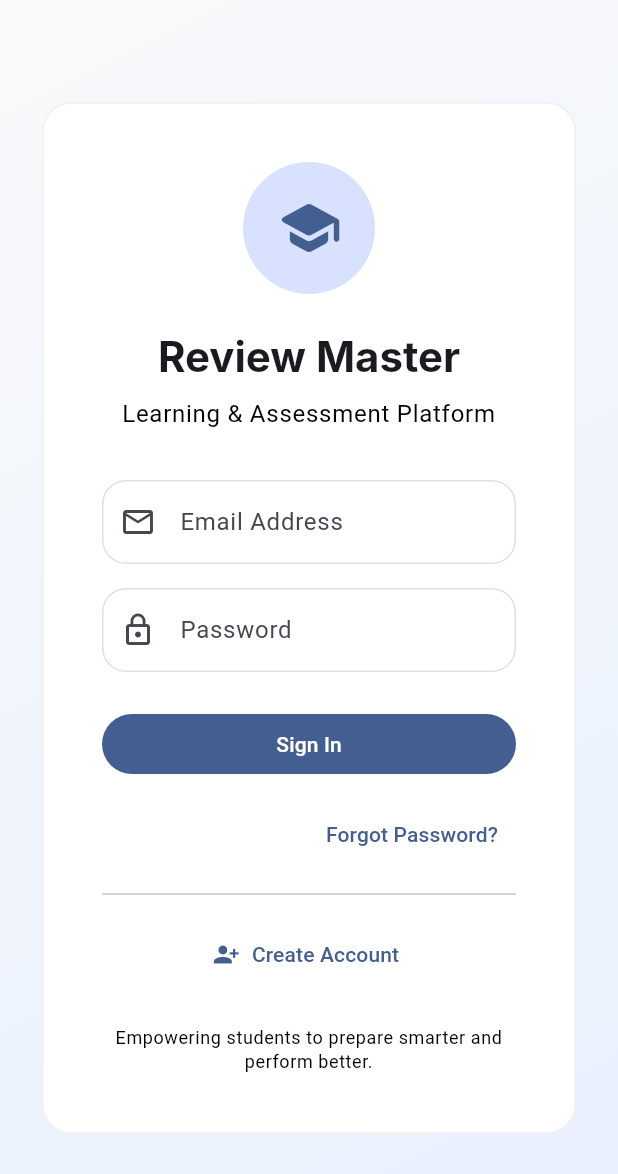
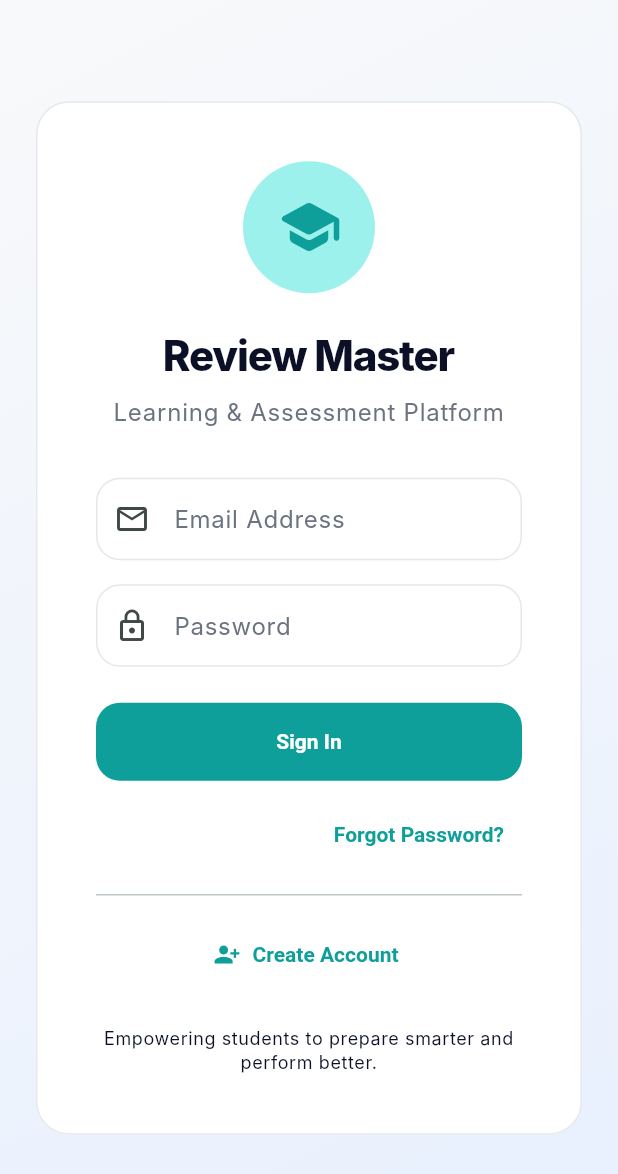
Before and after one commit to streamlinexx009-beep/review-master, a Flutter app: the screen it shows after launch, on a phone screen of 412 x 824 dp. Shown: the top 1174 px of the screen. Run offline on Flutter 3.47's test engine with Material 3 defaults, Android fonts, the light colour scheme and no system bars; our stand-ins replace file_picker, fl_chart, flutter_riverpod, go_router, supabase_flutter; missing offline and left inert: syncfusion_flutter_pdfviewer; accounts and stored records are empty; Roboto replaces fonts that are missing (Inter).

Commit message:
Apply refreshed product theme

```diff
--- a/lib/core/theme/app_theme.dart
+++ b/lib/core/theme/app_theme.dart
@@ -8,148 +8,116 @@ class AppTheme {
 
   static ThemeData light() {
     final scheme = ColorScheme.fromSeed(
-      seedColor: const Color(0xFF1A73E8),
+      seedColor: AppColors.primary,
       brightness: Brightness.light,
+    ).copyWith(
+      primary: AppColors.primary,
+      secondary: AppColors.secondary,
+      surface: AppColors.surface,
+      error: AppColors.error,
+    );
+
+    final baseTextTheme = Typography.material2021().black.apply(
+          fontFamily: AppTypography.fontFamily,
+          bodyColor: AppColors.text,
+          displayColor: AppColors.text,
         );
 
     return ThemeData(
       useMaterial3: true,
-
-      fontFamily:
-          AppTypography.fontFamily,
-
+      fontFamily: AppTypography.fontFamily,
       colorScheme: scheme,
-
-      scaffoldBackgroundColor:
-          const Color(0xFFF8F9FA),
-
+      scaffoldBackgroundColor: AppColors.background,
+      dividerColor: AppColors.border,
       appBarTheme: const AppBarTheme(
-        backgroundColor:
-            Colors.transparent,
+        backgroundColor: Colors.transparent,
+        surfaceTintColor: Colors.transparent,
         elevation: 0,
         centerTitle: false,
+        foregroundColor: AppColors.text,
       ),
-
-      navigationRailTheme:
-          NavigationRailThemeData(
-        backgroundColor:
-            Colors.white,
-        indicatorColor:
-            scheme.primaryContainer,
-        selectedIconTheme:
-            IconThemeData(
-          color: scheme.primary,
-        ),
-        selectedLabelTextStyle:
-            TextStyle(
-          color: scheme.primary,
-          fontWeight: FontWeight.w600,
+      cardTheme: CardThemeData(
+        elevation: 0,
+        color: AppColors.surface,
+        surfaceTintColor: Colors.transparent,
+        margin: EdgeInsets.zero,
+        shape: RoundedRectangleBorder(
+          borderRadius: BorderRadius.circular(22),
+          side: const BorderSide(color: AppColors.border),
         ),
       ),
-
-      cardTheme: CardThemeData(
-        elevation: 0,
-        color: Colors.white,
-        surfaceTintColor:
-            Colors.transparent,
-        shape: RoundedRectangleBorder(
-          borderRadius:
-              BorderRadius.circular(20),
-          side: BorderSide(
-            color:
-                Colors.grey.shade200,
+      inputDecorationTheme: InputDecorationTheme(
+        filled: true,
+        fillColor: AppColors.surface,
+        hintStyle: const TextStyle(color: AppColors.textMuted),
+        labelStyle: const TextStyle(color: AppColors.textMuted),
+        contentPadding: const EdgeInsets.symmetric(horizontal: 18, vertical: 16),
+        border: OutlineInputBorder(
+          borderRadius: BorderRadius.circular(16),
+          borderSide: BorderSide.none,
+        ),
+        enabledBorder: OutlineInputBorder(
+          borderRadius: BorderRadius.circular(16),
+          borderSide: const BorderSide(color: AppColors.border),
+        ),
+        focusedBorder: OutlineInputBorder(
+          borderRadius: BorderRadius.circular(16),
+          borderSide: const BorderSide(color: AppColors.primary, width: 1.5),
         ),
       ),
-      ),
-
-      inputDecorationTheme:
-          InputDecorationTheme(
-        filled: true,
-        fillColor: Colors.white,
-
-        contentPadding:
-            const EdgeInsets.symmetric(
-          horizontal: 16,
-          vertical: 16,
-        ),
-
-        border: OutlineInputBorder(
-          borderRadius:
-              BorderRadius.circular(
-            16,
-          ),
-          borderSide:
-              BorderSide.none,
-        ),
-
-        enabledBorder:
-            OutlineInputBorder(
-          borderRadius:
-              BorderRadius.circular(
-            16,
-          ),
-          borderSide: BorderSide(
-            color:
-                Colors.grey.shade300,
+      filledButtonTheme: FilledButtonThemeData(
+        style: FilledButton.styleFrom(
+          minimumSize: const Size(120, 52),
+          backgroundColor: AppColors.primary,
+          foregroundColor: Colors.white,
+          textStyle: const TextStyle(fontWeight: FontWeight.w700),
+          shape: RoundedRectangleBorder(borderRadius: BorderRadius.circular(16)),
         ),
       ),
-
-        focusedBorder:
-            OutlineInputBorder(
-          borderRadius:
-              BorderRadius.circular(
-            16,
-          ),
-          borderSide: BorderSide(
-            color: scheme.primary,
-            width: 2,
+      elevatedButtonTheme: ElevatedButtonThemeData(
+        style: ElevatedButton.styleFrom(
+          minimumSize: const Size(120, 52),
+          backgroundColor: AppColors.primary,
+          foregroundColor: Colors.white,
+          elevation: 0,
+          textStyle: const TextStyle(fontWeight: FontWeight.w700),
+          shape: RoundedRectangleBorder(borderRadius: BorderRadius.circular(16)),
         ),
       ),
-      ),
-
-      elevatedButtonTheme:
-          ElevatedButtonThemeData(
-        style: ElevatedButton.styleFrom(
-          minimumSize:
-              const Size(
-            double.infinity,
-            52,
-          ),
-
-          shape:
-              RoundedRectangleBorder(
-            borderRadius:
-                BorderRadius.circular(
-              16,
+      textButtonTheme: TextButtonThemeData(
+        style: TextButton.styleFrom(
+          foregroundColor: AppColors.primary,
+          textStyle: const TextStyle(fontWeight: FontWeight.w700),
         ),
       ),
+      chipTheme: ChipThemeData(
+        backgroundColor: AppColors.mutedSurface,
+        selectedColor: AppColors.primarySoft,
+        labelStyle: const TextStyle(fontWeight: FontWeight.w600),
+        side: BorderSide.none,
+        shape: RoundedRectangleBorder(borderRadius: BorderRadius.circular(999)),
       ),
+      textTheme: baseTextTheme.copyWith(
+        displayLarge: baseTextTheme.displayLarge?.copyWith(
+          fontWeight: FontWeight.w800,
+          letterSpacing: -1.8,
         ),
-
-      textTheme: Typography
-          .material2021()
-          .black
-          .copyWith(
-            headlineLarge:
-                const TextStyle(
-              fontWeight:
-                  FontWeight.bold,
+        headlineLarge: baseTextTheme.headlineLarge?.copyWith(
+          fontWeight: FontWeight.w800,
+          letterSpacing: -1.0,
         ),
-            headlineMedium:
-                const TextStyle(
-              fontWeight:
-                  FontWeight.bold,
+        headlineMedium: baseTextTheme.headlineMedium?.copyWith(
+          fontWeight: FontWeight.w800,
+          letterSpacing: -0.8,
         ),
-            headlineSmall:
-                const TextStyle(
-              fontWeight:
-                  FontWeight.w600,
+        headlineSmall: baseTextTheme.headlineSmall?.copyWith(
+          fontWeight: FontWeight.w800,
+          letterSpacing: -0.4,
         ),
-            titleLarge:
-                const TextStyle(
-              fontWeight:
-                  FontWeight.w600,
-            ),
+        titleLarge: baseTextTheme.titleLarge?.copyWith(fontWeight: FontWeight.w800),
+        titleMedium: baseTextTheme.titleMedium?.copyWith(fontWeight: FontWeight.w700),
+        bodyLarge: baseTextTheme.bodyLarge?.copyWith(color: AppColors.textMuted, height: 1.45),
+        bodyMedium: baseTextTheme.bodyMedium?.copyWith(color: AppColors.textMuted, height: 1.45),
       ),
     );
   }
```
Lines whose indentation alone changed are shown as unchanged.
